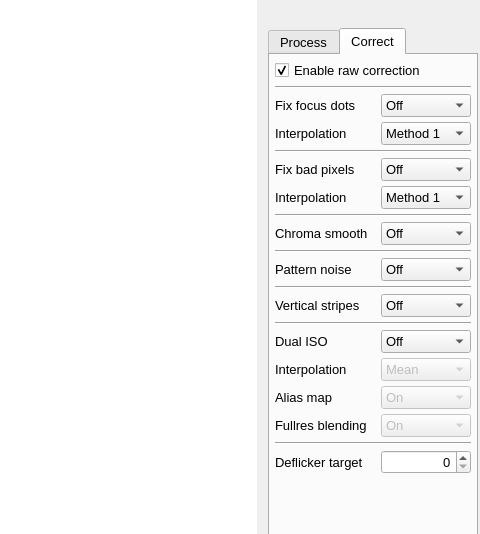
Above: platform/qt/MainWindow.ui from ilia3101/MLV-App before the change; both pictures show x 720 to 1200 and y 119 to 653 of the 1200 by 769 pixel window. Below: the same form after it.
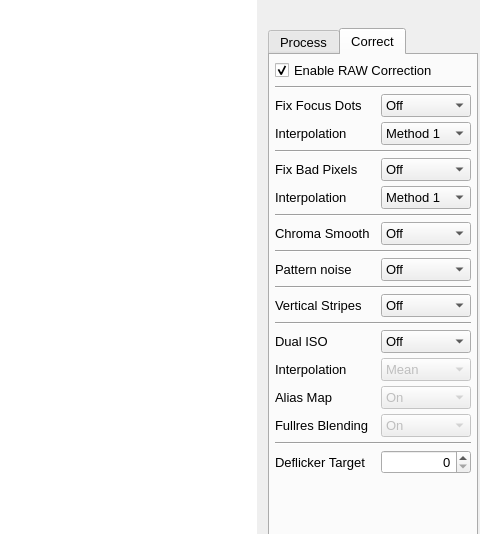
That is the form after the change. The open tabs and pages were chosen to show the change. Icons and pictures are not drawn. Custom widgets are drawn as their Qt base class.

Commit message: QtApp: added chroma separation

Diff of the .ui file:
```diff
--- a/platform/qt/MainWindow.ui
+++ b/platform/qt/MainWindow.ui
@@ -1348,7 +1348,7 @@
                 </font>
                </property>
                <property name="text">
-                <string>Enable raw correction</string>
+                <string>Enable RAW Correction</string>
                </property>
                <property name="checked">
                 <bool>true</bool>
@@ -1380,7 +1380,7 @@
                 </font>
                </property>
                <property name="text">
-                <string>Fix focus dots</string>
+                <string>Fix Focus Dots</string>
                </property>
               </widget>
              </item>
@@ -1480,7 +1480,7 @@
                 </font>
                </property>
                <property name="text">
-                <string>Fix bad pixels </string>
+                <string>Fix Bad Pixels </string>
                </property>
               </widget>
              </item>
@@ -1577,7 +1577,7 @@
                 </font>
                </property>
                <property name="text">
-                <string>Chroma smooth</string>
+                <string>Chroma Smooth</string>
                </property>
               </widget>
              </item>
@@ -1689,7 +1689,7 @@
                 </font>
                </property>
                <property name="text">
-                <string>Vertical stripes</string>
+                <string>Vertical Stripes</string>
                </property>
               </widget>
              </item>
@@ -1837,7 +1837,7 @@
                 </font>
                </property>
                <property name="text">
-                <string>Alias map</string>
+                <string>Alias Map</string>
                </property>
               </widget>
              </item>
@@ -1882,7 +1882,7 @@
                 </font>
                </property>
                <property name="text">
-                <string>Fullres blending</string>
+                <string>Fullres Blending</string>
                </property>
               </widget>
              </item>
@@ -1934,7 +1934,7 @@
                 </font>
                </property>
                <property name="text">
-                <string>Deflicker target</string>
+                <string>Deflicker Target</string>
                </property>
               </widget>
              </item>
```
Left out of the diff: 14 changed lines with no effect on the pictures. The commit also changes 4 other files.
